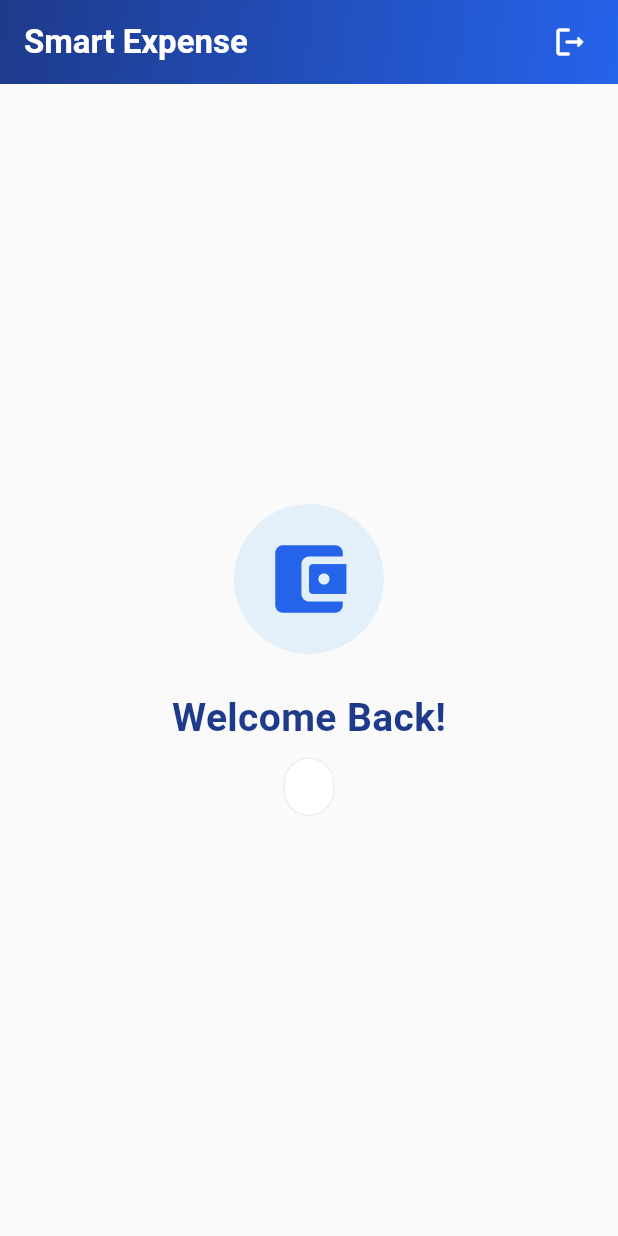
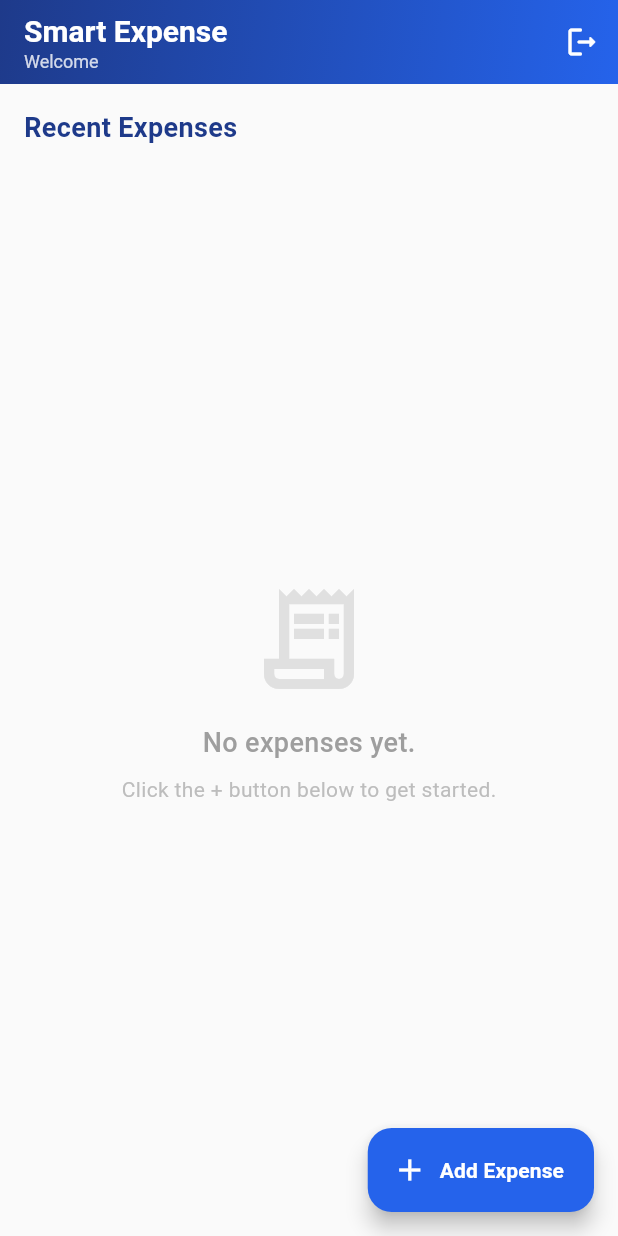
Before and after one commit to Amez-Khan/smart-expense-manager, a Flutter app: the screen it shows once a user with an empty profile is signed in, on a phone screen of 412 x 824 dp. Run offline on Flutter 3.47's test engine with Material 3 defaults, Android fonts, the phone set to English and light mode, and no system bars; our stand-ins replace cloud_firestore, firebase_auth, firebase_core; accounts and stored records are empty.

Commit message:
feat: integrate cloud firestore with expense model, service layer, and responsive bottom sheet UI

```diff
--- a/lib/features/auth/presentation/pages/dashboard_page.dart
+++ b/lib/features/auth/presentation/pages/dashboard_page.dart
@@ -1,23 +1,20 @@
 import 'package:flutter/material.dart';
 import 'package:firebase_auth/firebase_auth.dart';
+
+import '../widget/add_expense_bottom_sheet.dart';
 
 class DashboardPage extends StatelessWidget {
   const DashboardPage({super.key});
 
   @override
   Widget build(BuildContext context) {
-    // Grab the details of the user who is currently logged in
     final user = FirebaseAuth.instance.currentUser;
 
     return Scaffold(
-      // A very light grey background so future white expense cards will pop out
       backgroundColor: Colors.grey[50],
-
-      // The top navigation bar
       appBar: AppBar(
         elevation: 0,
         centerTitle: false,
-        // We use a flexibleSpace to give the AppBar our signature blue gradient
         flexibleSpace: Container(
           decoration: const BoxDecoration(
             gradient: LinearGradient(
@@ -27,58 +24,91 @@ class DashboardPage extends StatelessWidget {
             ),
           ),
         ),
-        title: const Text(
-          'Smart Expense',
-          style: TextStyle(fontWeight: FontWeight.bold, color: Colors.white),
+        title: Column(
+          crossAxisAlignment: CrossAxisAlignment.start,
+          children: [
+            const Text(
+              'Smart Expense',
+              style: TextStyle(fontWeight: FontWeight.bold, color: Colors.white, fontSize: 20),
+            ),
+            Text(
+              "Welcome ${user?.displayName ?? "User"}",
+              style: TextStyle(
+                color: Colors.white.withOpacity(0.8),
+                fontSize: 12,
+              ),
+            ),
+            /*Text(
+              user?.email ?? "",
+              style: TextStyle(color: Colors.white.withOpacity(0.8), fontSize: 12),
+            ),*/
+          ],
         ),
         actions: [
-          // The logout button
           IconButton(
             icon: const Icon(Icons.logout_rounded, color: Colors.white),
             tooltip: 'Logout',
             onPressed: () async {
-              // This instantly signs the user out and the AuthGate takes them to the Login screen
               await FirebaseAuth.instance.signOut();
             },
           ),
-          const SizedBox(width: 8),
         ],
       ),
 
-      // The main content of the dashboard
-      body: Center(
+// NEW: Floating Action Button to add expenses
+      floatingActionButton: FloatingActionButton.extended(
+        onPressed: () {
+          // ARCHITECT FIX: This opens our beautiful sliding bottom sheet
+          showModalBottomSheet(
+            context: context,
+            isScrollControlled: true, // This allows the sheet to push up with the keyboard
+            backgroundColor: Colors.white,
+            shape: const RoundedRectangleBorder(
+              borderRadius: BorderRadius.vertical(top: Radius.circular(25.0)),
+            ),
+            builder: (context) => const AddExpenseBottomSheet(),
+          );
+        },
+        backgroundColor: const Color(0xFF2563EB),
+        icon: const Icon(Icons.add, color: Colors.white),
+        label: const Text("Add Expense", style: TextStyle(color: Colors.white, fontWeight: FontWeight.bold)),
+      ),
+
+      // NEW: The main list area
+      body: Padding(
+        padding: const EdgeInsets.all(16.0),
         child: Column(
-          mainAxisAlignment: MainAxisAlignment.center,
+          crossAxisAlignment: CrossAxisAlignment.start,
           children: [
-            // A simple wallet icon placeholder for now
-            Container(
-              padding: const EdgeInsets.all(20),
-              decoration: BoxDecoration(
-                color: Colors.blue.withOpacity(0.1),
-                shape: BoxShape.circle,
+            const Text(
+              "Recent Expenses",
+              style: TextStyle(
+                fontSize: 18,
+                fontWeight: FontWeight.bold,
+                color: Color(0xFF1E3A8A),
               ),
-              child: const Icon(Icons.account_balance_wallet_rounded, size: 60, color: Color(0xFF2563EB)),
             ),
-            const SizedBox(height: 24),
+            const SizedBox(height: 16),
 
-            const Text(
-              'Welcome Back!',
-              style: TextStyle(fontSize: 26, fontWeight: FontWeight.bold, color: Color(0xFF1E3A8A)),
-            ),
-            const SizedBox(height: 8),
-
-            // A small badge displaying the user's logged-in email address
-            Container(
-              padding: const EdgeInsets.symmetric(horizontal: 16, vertical: 8),
-              decoration: BoxDecoration(
-                color: Colors.white,
-                borderRadius: BorderRadius.circular(20),
-                border: Border.all(color: Colors.grey.shade200),
-              ),
-              // We use user?.email to show the email, or "Unknown User" if it's somehow missing
-              child: Text(
-                user?.email ?? "Unknown User",
-                style: TextStyle(fontSize: 14, color: Colors.grey[600]),
+            // For now, we show an empty state. Later, this will be a ListView!
+            Expanded(
+              child: Center(
+                child: Column(
+                  mainAxisAlignment: MainAxisAlignment.center,
+                  children: [
+                    Icon(Icons.receipt_long_outlined, size: 80, color: Colors.grey[300]),
+                    const SizedBox(height: 16),
+                    Text(
+                      "No expenses yet.",
+                      style: TextStyle(fontSize: 18, color: Colors.grey[500], fontWeight: FontWeight.w500),
+                    ),
+                    const SizedBox(height: 8),
+                    Text(
+                      "Click the + button below to get started.",
+                      style: TextStyle(color: Colors.grey[400]),
+                    ),
+                  ],
+                ),
               ),
             ),
           ],
--- a/lib/features/auth/presentation/pages/register_page.dart
+++ b/lib/features/auth/presentation/pages/register_page.dart
@@ -41,6 +41,7 @@ class _RegisterPageState extends State<RegisterPage> {
       try {
         // Call the service with the text from the controllers
         final user = await _authService.signUpWithEmailPassword(
+          _nameController.text.trim(), // Pass the name here!
           _emailController.text.trim(),
           _passwordController.text.trim(),
         );
--- a/lib/features/auth/services/auth_service.dart
+++ b/lib/features/auth/services/auth_service.dart
@@ -5,13 +5,16 @@ class AuthService {
   final FirebaseAuth _auth = FirebaseAuth.instance;
 
   // Future function to handle registration
-  Future<User?> signUpWithEmailPassword(String email, String password) async {
+  Future<User?> signUpWithEmailPassword(String name, String email, String password) async {
     try {
       // This is the actual call to Firebase
       UserCredential credential = await _auth.createUserWithEmailAndPassword(
         email: email,
         password: password,
       );
+
+      // ARCHITECT FIX: Save the user's name to their Firebase profile!
+      await credential.user?.updateDisplayName(name);
 
       // ARCHITECT FIX: Send verification email immediately after creation
       await credential.user?.sendEmailVerification();
--- /dev/null
+++ b/lib/features/dashboard/services/expense_service.dart
@@ -0,0 +1,28 @@
+import 'package:cloud_firestore/cloud_firestore.dart';
+import 'package:firebase_auth/firebase_auth.dart';
+import '../models/expense_model.dart';
+
+class ExpenseService {
+  final FirebaseFirestore _db = FirebaseFirestore.instance;
+  final FirebaseAuth _auth = FirebaseAuth.instance;
+
+  // Add a new expense to the cloud
+  Future<void> addExpense(ExpenseModel expense) async {
+    try {
+      // 1. Double-check we have a logged-in user
+      final user = _auth.currentUser;
+      if (user == null) throw Exception('User is not logged in');
+
+      // 2. Save it to a highly secure path: users -> [uid] -> expenses -> [expenseId]
+      await _db
+          .collection('users')
+          .doc(user.uid) // The user's private folder
+          .collection('expenses') // Their list of expenses
+          .doc(expense.id) // The specific expense document
+          .set(expense.toMap()); // Convert our model to a map and save!
+
+    } catch (e) {
+      throw Exception('Failed to save expense: ${e.toString()}');
+    }
+  }
+}
--- a/pubspec.yaml
+++ b/pubspec.yaml
@@ -36,6 +36,7 @@ dependencies:
   cupertino_icons: ^1.0.8
   firebase_core: ^4.4.0
   firebase_auth: ^6.1.4
+  cloud_firestore: ^6.1.2
 
 dev_dependencies:
   flutter_test:
```
Also changed, not shown: lib/features/auth/presentation/widget/add_expense_bottom_sheet.dart (added, +216 -0 lines), lib/features/dashboard/models/expense_model.dart (added, +42 -0 lines), pubspec.lock, 3 other files.
